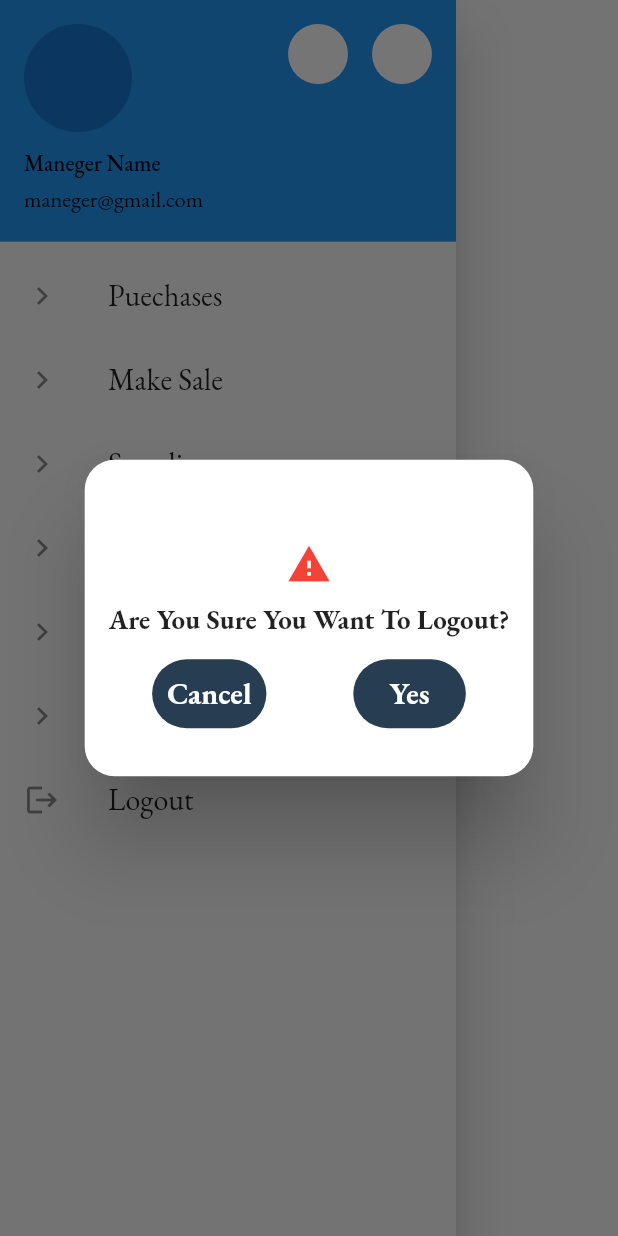
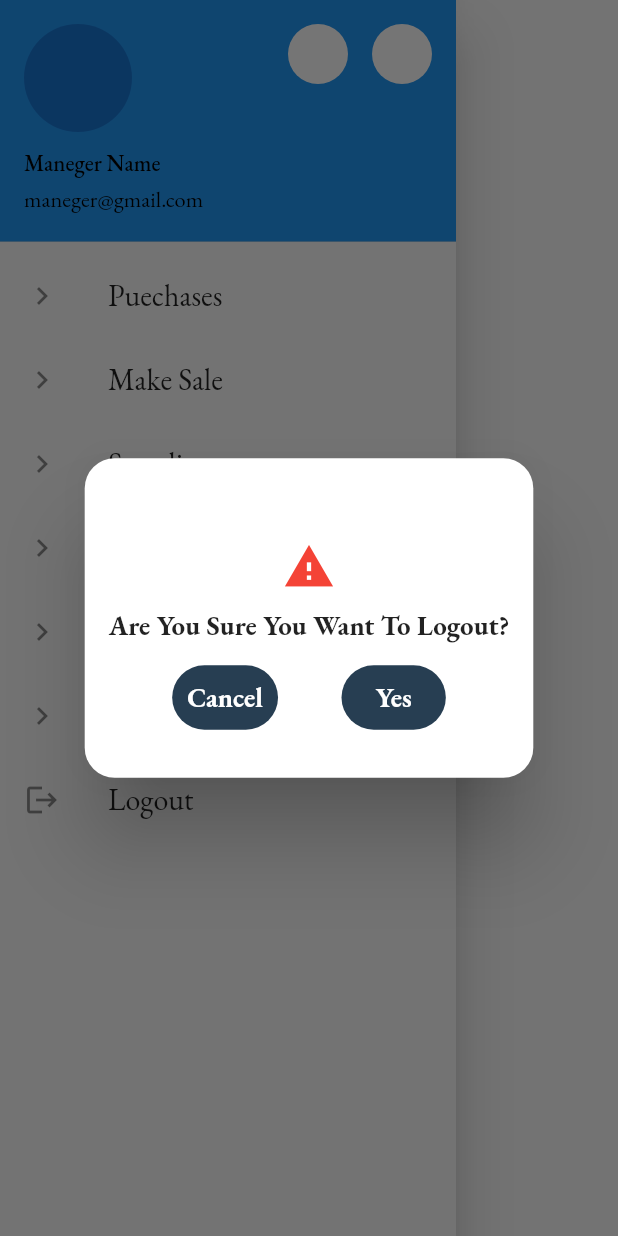
Before and after one commit to Fadwahigga/Mobile-Based-Store-Management-System, a Flutter app: the DrawerWidget widget shown alone on an empty page, opened directly, after a tap on "Logout", on a phone screen of 412 x 824 dp. Run offline on Flutter 3.47's test engine with Material 2 defaults, Android fonts, the phone set to English and light mode, and no system bars; our stand-ins replace get, google_fonts; missing offline and left inert: qr_code_scanner.

Commit message:
New Commit

```diff
--- a/lib/screens/Inventory Screens/AddNewProduct.dart
+++ b/lib/screens/Inventory Screens/AddNewProduct.dart
@@ -89,7 +89,7 @@ class _AddNewProductPageState extends State<AddNewProductPage> {
                 decoration: InputDecoration(
                     border: OutlineInputBorder(
                         borderRadius: BorderRadius.circular(10)),
-                    labelText: "Description",
+                    labelText: "Category",
                     labelStyle: const TextStyle(fontSize: 20),
                     floatingLabelBehavior: FloatingLabelBehavior.always),
               ),
@@ -132,7 +132,7 @@ class _AddNewProductPageState extends State<AddNewProductPage> {
               ),
               Container(
                 width: double.infinity,
-                padding: EdgeInsets.all(20),
+                padding: EdgeInsets.all(10),
                 color: const Color.fromARGB(255, 228, 227, 227),
                 child: SingleChildScrollView(
                   child: Row(
--- a/lib/screens/home.dart
+++ b/lib/screens/home.dart
@@ -113,7 +113,7 @@ class Home extends StatelessWidget {
                       Expanded(
                           child: GestureDetector(
                         onTap: () {
-                          Get.to(const AccountsPage());
+                          Get.to(AccountsPage());
                         },
                         child: HomeWidget(
                             name: "Accounts", imagepath: "images/5.png"),
--- a/lib/widgets/appBar.dart
+++ b/lib/widgets/appBar.dart
@@ -14,7 +14,7 @@ class AppBarWidget extends StatelessWidget {
         title: Text(appBarTitle!,
             style: GoogleFonts.ebGaramond(
                 textStyle: const TextStyle(
-                    fontSize: 20, fontWeight: FontWeight.bold))),
+                    fontSize: 25, fontWeight: FontWeight.bold))),
         centerTitle: true,
         backgroundColor: const Color.fromARGB(255, 39, 62, 82),
       ),
--- a/lib/widgets/drawer.dart
+++ b/lib/widgets/drawer.dart
@@ -3,6 +3,7 @@ import 'package:get/get.dart';
 import 'package:google_fonts/google_fonts.dart';
 import 'package:gp/screens/login.dart';
 import 'package:gp/widgets/confirmAndcancel.dart';
+import 'package:gp/widgets/smallButton.dart';
 
 import '../screens/Inventory .dart';
 import '../screens/cashierScreens.dart';
@@ -138,7 +139,7 @@ class DrawerWidget extends StatelessWidget {
                       const Icon(
                         Icons.warning_sharp,
                         color: Colors.red,
-                        size: 30,
+                        size: 35,
                       ),
                       const SizedBox(
                         height: 10,
@@ -155,18 +156,48 @@ class DrawerWidget extends StatelessWidget {
                         height: 15,
                       ),
                       Row(
-                        mainAxisAlignment: MainAxisAlignment.spaceAround,
+                        mainAxisAlignment: MainAxisAlignment.spaceEvenly,
                         children: [
                           GestureDetector(
                               onTap: () {
                                 Get.back();
                               },
-                              child: ConfirmAndCancel(Opname: "Cancel")),
+                              child: Container(
+                                padding: const EdgeInsets.all(10),
+                                decoration: BoxDecoration(
+                                    color:
+                                        const Color.fromARGB(255, 39, 62, 82),
+                                    borderRadius: BorderRadius.circular(50)),
+                                child: Center(
+                                  child: Text("Cancel",
+                                      style: GoogleFonts.ebGaramond(
+                                          textStyle: const TextStyle(
+                                        fontSize: 18,
+                                        fontWeight: FontWeight.bold,
+                                        color: Colors.white,
+                                      ))),
+                                ),
+                              )),
                           GestureDetector(
                               onTap: () {
-                                Get.to(const Login());
+                                Get.off(const Login());
                               },
-                              child: ConfirmAndCancel(Opname: "   Yes   "))
+                              child: Container(
+                                padding: const EdgeInsets.all(10),
+                                decoration: BoxDecoration(
+                                    color:
+                                        const Color.fromARGB(255, 39, 62, 82),
+                                    borderRadius: BorderRadius.circular(50)),
+                                child: Center(
+                                  child: Text("   Yes   ",
+                                      style: GoogleFonts.ebGaramond(
+                                          textStyle: const TextStyle(
+                                        fontSize: 18,
+                                        fontWeight: FontWeight.bold,
+                                        color: Colors.white,
+                                      ))),
+                                ),
+                              ))
                         ],
                       )
                     ],
```
Also changed, not shown: lib/screens/accounts.dart (+76 -2 lines), lib/widgets/accountWidget.dart (added, +43 -0 lines).
